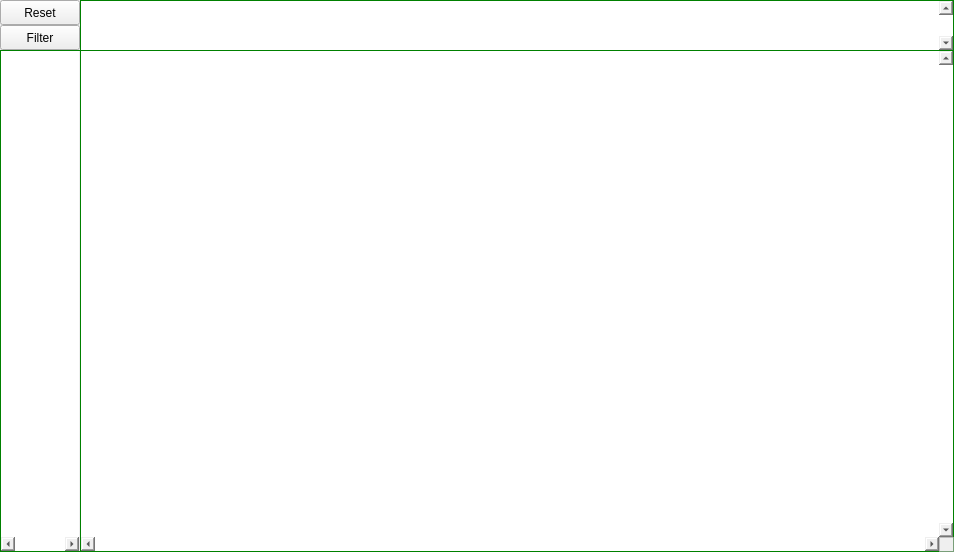
Old version of the form Resort/wroomchart.ui in the repository End1-1/Resort.
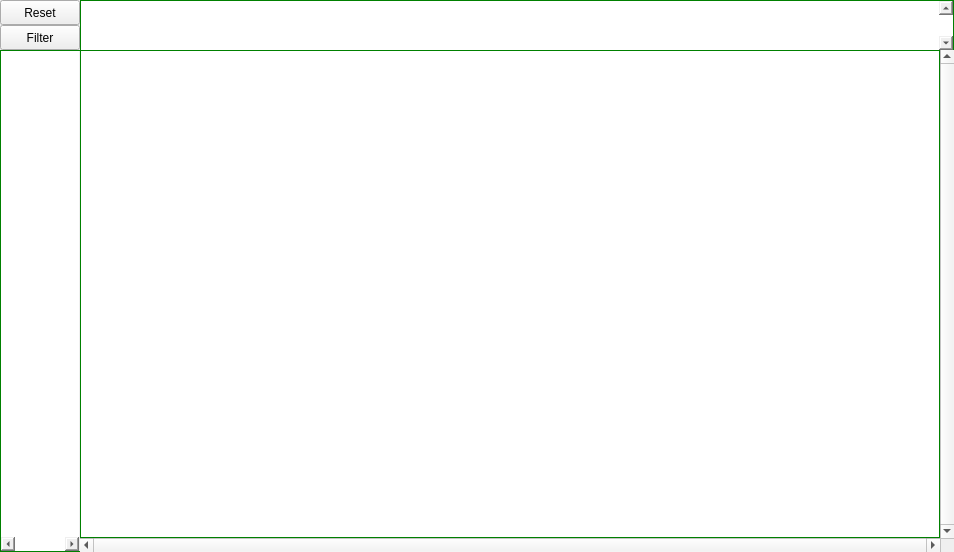
New version of the form.

The edit to the form file:
```diff
--- a/Resort/wroomchart.ui
+++ b/Resort/wroomchart.ui
@@ -29,16 +29,10 @@
    <property name="spacing">
     <number>0</number>
    </property>
-   <item row="4" column="1">
-    <widget class="QGraphicsView" name="mainView">
-     <property name="styleSheet">
-      <string notr="true">border: 1px solid green;</string>
-     </property>
+   <item row="4" column="2">
+    <widget class="QScrollArea" name="scrollArea">
      <property name="frameShape">
-      <enum>QFrame::StyledPanel</enum>
-     </property>
-     <property name="frameShadow">
-      <enum>QFrame::Plain</enum>
+      <enum>QFrame::NoFrame</enum>
      </property>
      <property name="verticalScrollBarPolicy">
       <enum>Qt::ScrollBarAlwaysOn</enum>
@@ -46,12 +40,67 @@
      <property name="horizontalScrollBarPolicy">
       <enum>Qt::ScrollBarAlwaysOn</enum>
      </property>
+     <property name="widgetResizable">
+      <bool>true</bool>
+     </property>
      <property name="alignment">
       <set>Qt::AlignLeading|Qt::AlignLeft|Qt::AlignTop</set>
      </property>
+     <widget class="QWidget" name="scrollAreaWidgetContents">
+      <property name="geometry">
+       <rect>
+        <x>0</x>
+        <y>0</y>
+        <width>857</width>
+        <height>485</height>
+       </rect>
+      </property>
+      <layout class="QHBoxLayout" name="horizontalLayout">
+       <property name="spacing">
+        <number>0</number>
+       </property>
+       <property name="leftMargin">
+        <number>0</number>
+       </property>
+       <property name="topMargin">
+        <number>0</number>
+       </property>
+       <property name="rightMargin">
+        <number>0</number>
+       </property>
+       <property name="bottomMargin">
+        <number>0</number>
+       </property>
+       <item>
+        <widget class="QGraphicsView" name="mainView">
+         <property name="mouseTracking">
+          <bool>true</bool>
+         </property>
+         <property name="styleSheet">
+          <string notr="true">border: 1px solid green;</string>
+         </property>
+         <property name="frameShape">
+          <enum>QFrame::NoFrame</enum>
+         </property>
+         <property name="frameShadow">
+          <enum>QFrame::Plain</enum>
+         </property>
+         <property name="verticalScrollBarPolicy">
+          <enum>Qt::ScrollBarAlwaysOff</enum>
+         </property>
+         <property name="horizontalScrollBarPolicy">
+          <enum>Qt::ScrollBarAlwaysOff</enum>
+         </property>
+         <property name="alignment">
+          <set>Qt::AlignLeading|Qt::AlignLeft|Qt::AlignTop</set>
+         </property>
+        </widget>
+       </item>
+      </layout>
+     </widget>
     </widget>
    </item>
-   <item row="0" column="1">
+   <item row="0" column="2">
     <widget class="QGraphicsView" name="dateView">
      <property name="minimumSize">
       <size>
```
